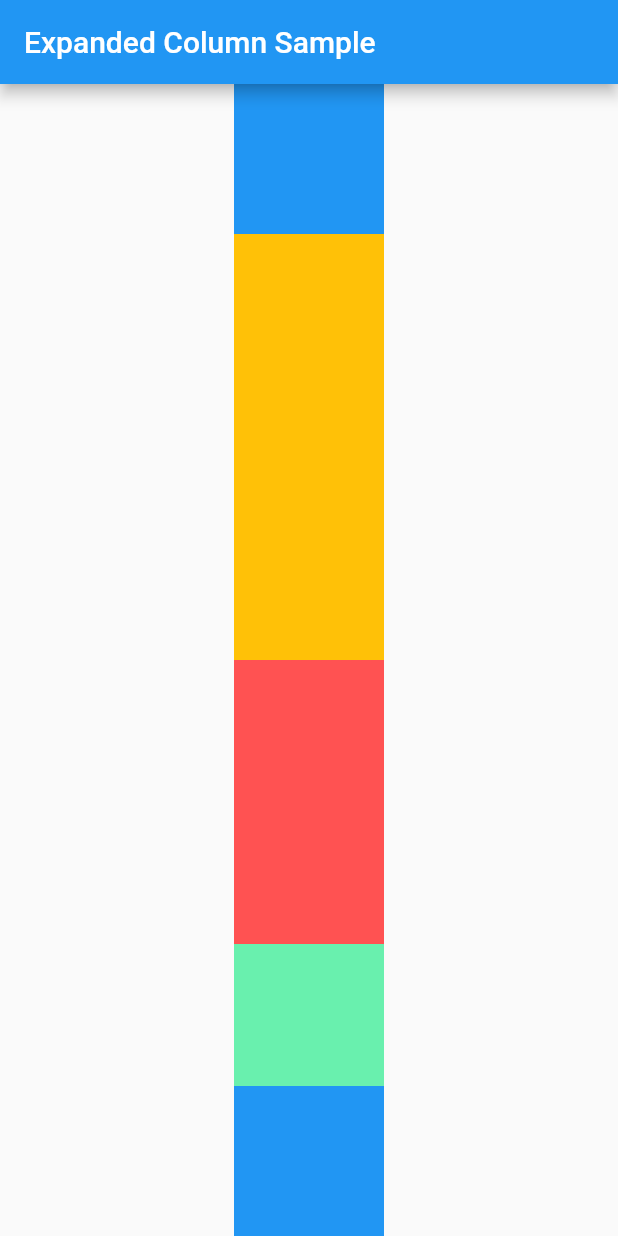
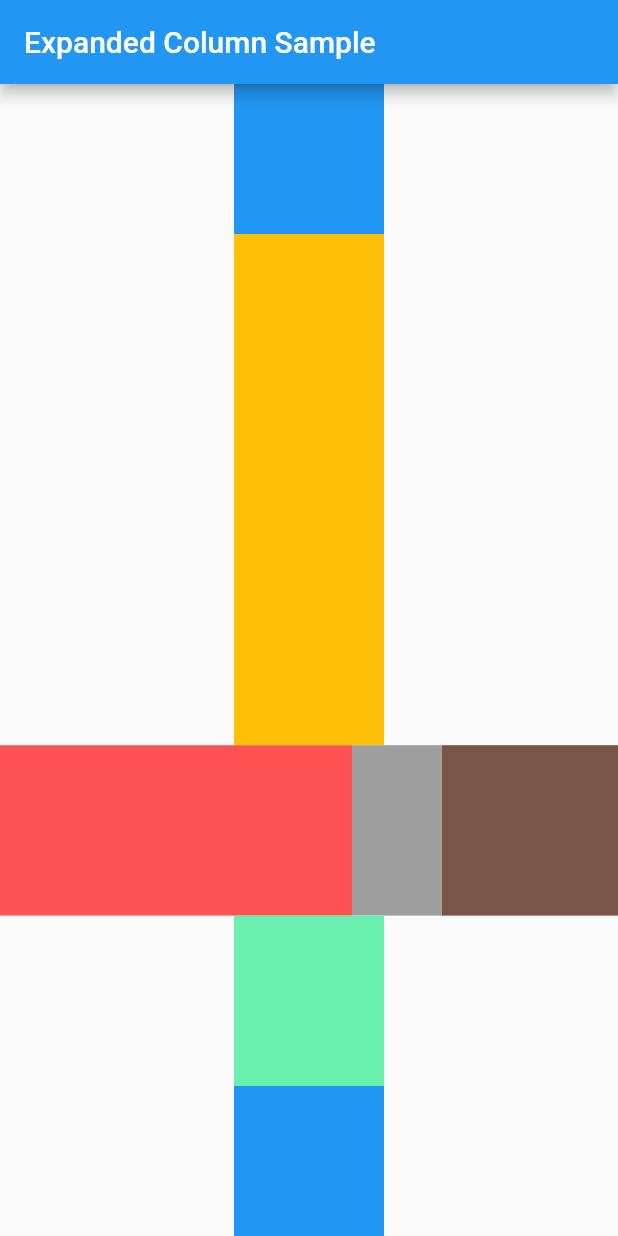
Before and after one commit to DuyLeHong/lesson3456_1, a Flutter app: the screen it shows after launch, on a phone screen of 412 x 824 dp. Run offline on Flutter 3.47's test engine with Material 2 defaults, Android fonts, the phone set to English and light mode, and no system bars.

Commit message:
update lesson4_screen

```diff
--- a/lib/lesson4_screen.dart
+++ b/lib/lesson4_screen.dart
@@ -43,11 +43,26 @@ class MyStatelessWidget extends StatelessWidget {
                 ),
               ),
               Expanded(
-                flex: 2,
-                child: Container(
-                  color: Colors.redAccent,
-                  width: 100,
-                  height: 300,
+                child: Row(
+                  children: [
+                    Expanded(
+                      flex: 2,
+                      child: Container(
+                        color: Colors.redAccent,
+                        width: 100,
+                      ),
+                    ),
+                    Container(
+                      color: Colors.grey,
+                      width: 60,
+                    ),
+                    Expanded(
+                      child: Container(
+                        color: Colors.brown,
+                        width: 100,
+                      ),
+                    ),
+                  ],
                 ),
               ),
               Expanded(
```
